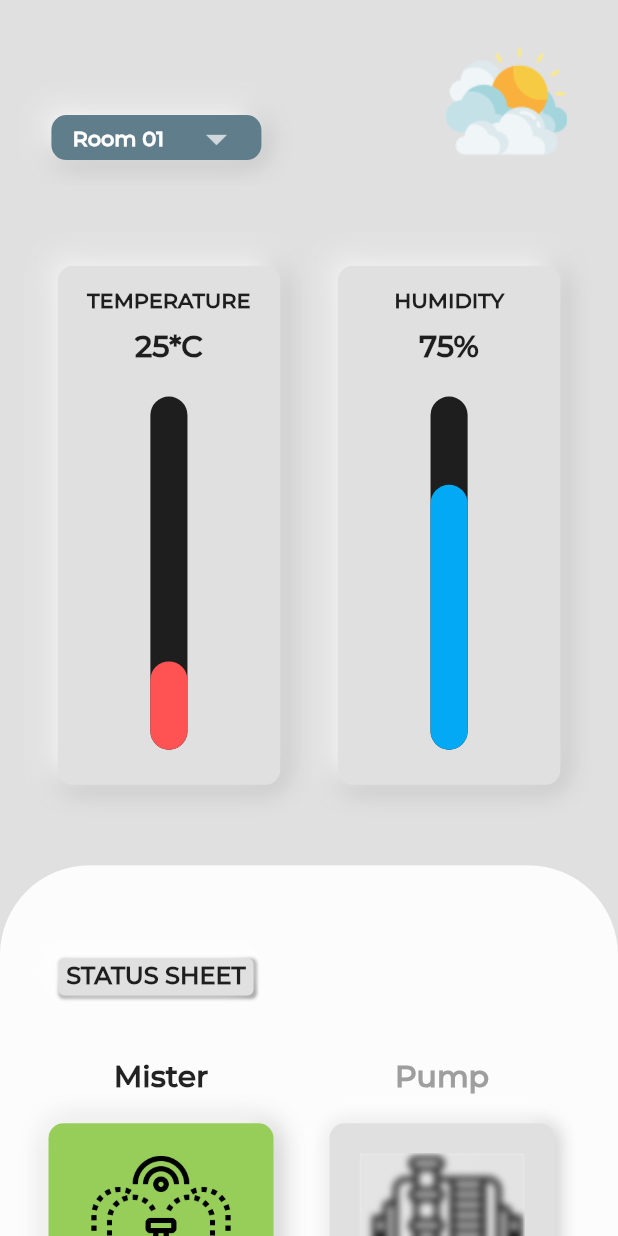
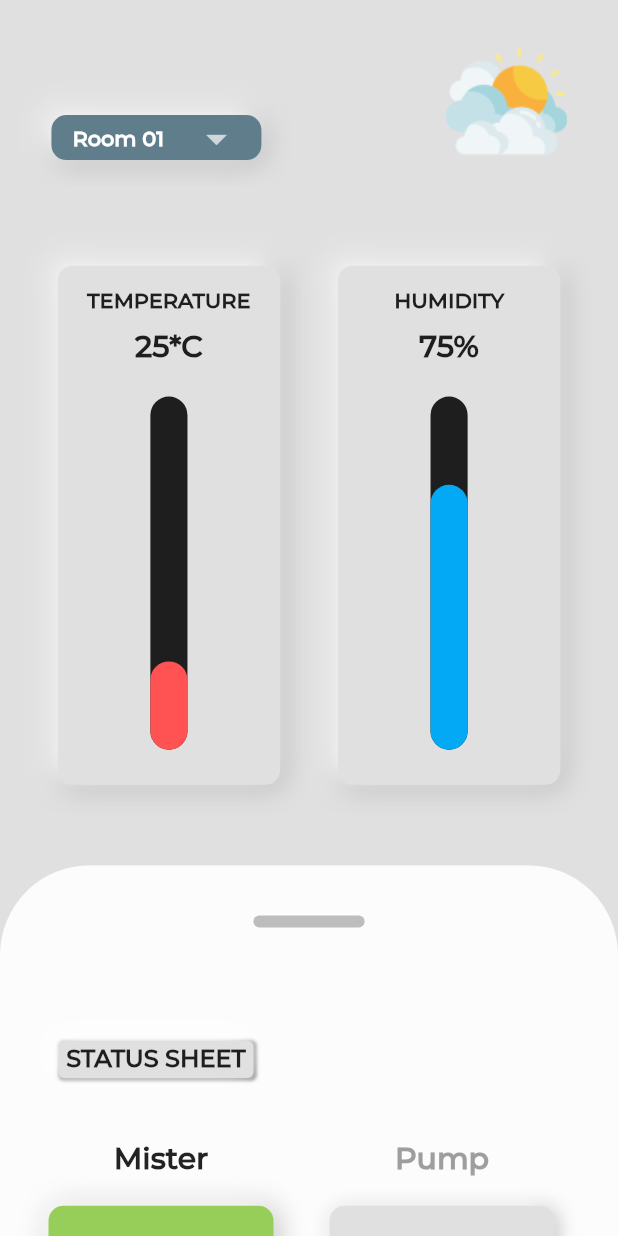
Before and after one commit to sparkagriservices/MushroomCultvationApp, a Flutter app: the screen it shows after launch, on a phone screen of 412 x 824 dp. Run offline on Flutter 3.47's test engine with Material 2 defaults, Android fonts, the light colour scheme and no system bars; drawn by our look-alikes of dropdown_button2, percent_indicator.

Commit message:
Update home.dart

```diff
--- a/lib/home.dart
+++ b/lib/home.dart
@@ -135,10 +135,26 @@ class _MyHomePageState extends State<MyHomePage> {
                   borderRadius:
                       const BorderRadius.vertical(top: Radius.circular(60.0)),
                   child: Container(
+                    //color: Colors.amberAccent,
                     color: Colors.white.withOpacity(0.9),
                     child: ListView(
                       controller: myScrollController,
                       children: [
+                        Container(
+                          margin: const EdgeInsets.only(top: 20),
+                          height: 35,
+                          color: Colors.white10,
+                          child: Center(
+                            child: Container(
+                              height: 8,
+                              width: width * 0.18,
+                              decoration: BoxDecoration(
+                                borderRadius: BorderRadius.circular(7),
+                                color: Colors.grey[400],
+                              ),
+                            ),
+                          ),
+                        ),
                         Container(
                           height: height * 0.12,
                           color: Colors.white10,
@@ -450,11 +466,11 @@ class _MyHomePageState extends State<MyHomePage> {
                             ],
                           ),
                         ),
-                        Container(
-                          height: 500,
-                          color: Colors.lightBlue,
-                          child: Center(child: MainScreen()),
-                        )
+                        //Container(
+                        //  height: 500,
+                        //  color: Colors.lightBlue,
+                        //  child: Center(child: MainScreen()),
+                        //)
                       ],
                     ),
                   ),
```
